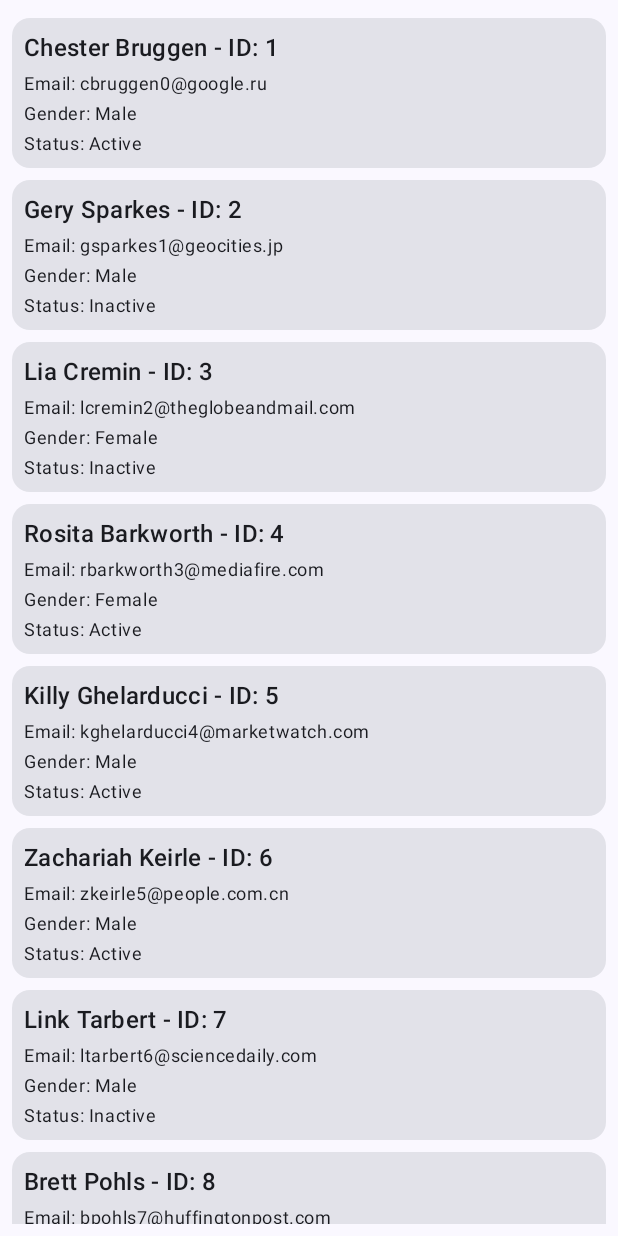
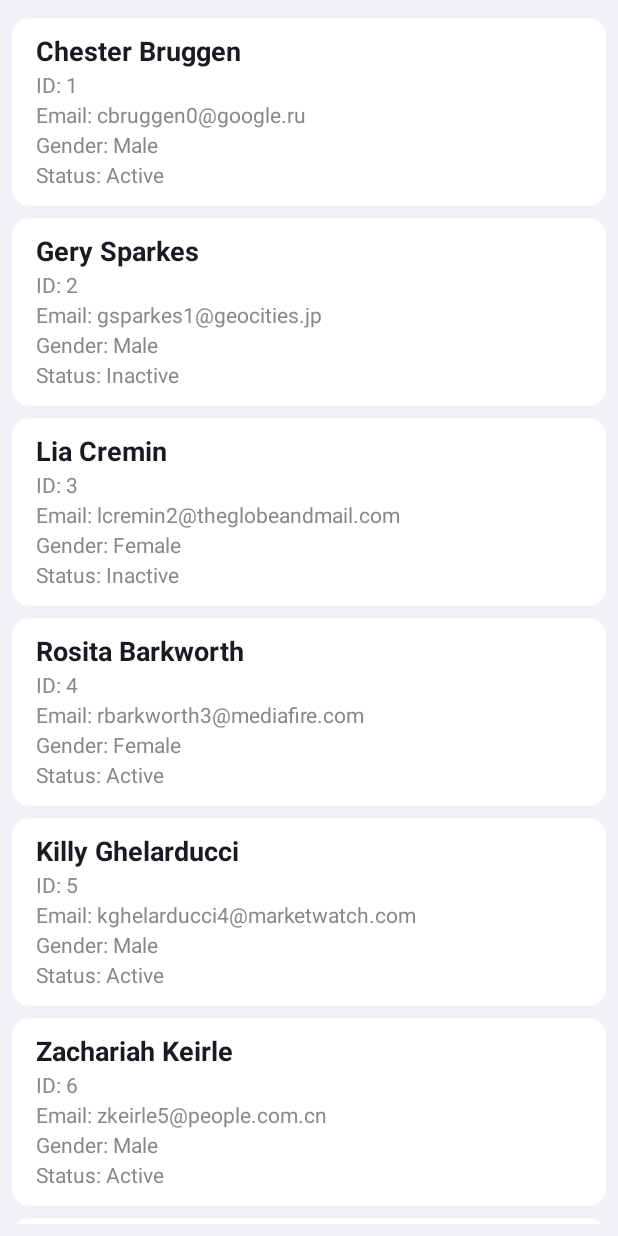
Before and after one commit to kheldiente/thousandusers-android, an Android app built with Jetpack Compose: the screen it shows after launch (HomeActivity), on a phone screen of 412 x 824 dp. Run offline under Robolectric (Android 15) with nearby library versions, the phone set to English and light mode, and no system bars; our stand-ins replace Room's generated code.

Commit message:
Added UI improvements to make it consistent with iOS (at least)

```diff
--- a/app/src/main/java/kheldiente/apps/thousandusers/ui/screen/UserListScreen.kt
+++ b/app/src/main/java/kheldiente/apps/thousandusers/ui/screen/UserListScreen.kt
@@ -1,5 +1,6 @@
 package kheldiente.apps.thousandusers.ui.screen
 
+import androidx.compose.foundation.background
 import androidx.compose.foundation.layout.Box
 import androidx.compose.foundation.layout.Column
 import androidx.compose.foundation.layout.Spacer
@@ -9,8 +10,8 @@ import androidx.compose.foundation.layout.height
 import androidx.compose.foundation.layout.padding
 import androidx.compose.foundation.lazy.LazyColumn
 import androidx.compose.material3.Card
+import androidx.compose.material3.CardDefaults
 import androidx.compose.material3.CircularProgressIndicator
-import androidx.compose.material3.MaterialTheme
 import androidx.compose.material3.Text
 import androidx.compose.runtime.Composable
 import androidx.compose.runtime.LaunchedEffect
@@ -22,6 +23,9 @@ import androidx.compose.ui.unit.dp
 import kheldiente.apps.thousandusers.R
 import kheldiente.apps.thousandusers.ui.screen.data.User
 import kheldiente.apps.thousandusers.ui.screen.viewmodel.UserViewModel
+import kheldiente.apps.thousandusers.ui.theme.Grey
+import kheldiente.apps.thousandusers.ui.theme.Typography
+import kheldiente.apps.thousandusers.ui.theme.White
 
 @Composable
 fun UserListScreen(
@@ -34,7 +38,10 @@ fun UserListScreen(
     val isLoadingMoreUsers = uiState.value.isLoadingMoreUsers
     val hasMoreUsers = uiState.value.hasMoreUsers
 
-    Box(modifier = Modifier.fillMaxSize()) {
+    Box(
+        modifier = Modifier.fillMaxSize()
+            .background(Grey)
+    ) {
         if (isLoading) {
             CircularProgressIndicator(
                 modifier = Modifier.align(Alignment.Center)
@@ -81,30 +88,40 @@ fun UserListItem(user: User) {
         modifier = Modifier
             .fillMaxWidth()
             .padding(vertical = 4.dp),
+        colors = CardDefaults.cardColors(
+            containerColor = White,
+        )
     ) {
         Column(
-            modifier = Modifier.padding(8.dp)
+            modifier = Modifier
+                .fillMaxWidth()
+                .padding(vertical = 12.dp, horizontal = 16.dp)
         ) {
             Text(
-                text = "${user.getFullName()} - ID: ${user.id}",
-                style = MaterialTheme.typography.titleMedium,
+                text = user.getFullName(),
+                style = Typography.titleMedium,
             )
             Spacer(modifier = Modifier.height(4.dp))
             Text(
-                text = "Email: ${user.email}",
-                style = MaterialTheme.typography.bodySmall,
+                text = "${stringResource(R.string.id_label)}: ${user.id}",
+                style = Typography.bodyMedium,
             )
             Spacer(modifier = Modifier.height(4.dp))
             Text(
-                text = "Gender: ${user.gender}",
-                style = MaterialTheme.typography.bodySmall,
+                text = "${stringResource(R.string.email_label)}: ${user.email}",
+                style = Typography.bodyMedium,
+            )
+            Spacer(modifier = Modifier.height(4.dp))
+            Text(
+                text = "${stringResource(R.string.gender_label)}: ${user.gender}",
+                style = Typography.bodyMedium,
             )
             Spacer(modifier = Modifier.height(4.dp))
             Text(
                 text = """
-                    Status: ${if (user.status) stringResource(R.string.active_label) else stringResource(R.string.inactive_label)}
+                    ${stringResource(R.string.status_label)}: ${if (user.status) stringResource(R.string.active_label) else stringResource(R.string.inactive_label)}
                 """.trimIndent(),
-                style = MaterialTheme.typography.bodySmall,
+                style = Typography.bodyMedium,
             )
         }
     }
--- a/app/src/main/java/kheldiente/apps/thousandusers/ui/theme/Color.kt
+++ b/app/src/main/java/kheldiente/apps/thousandusers/ui/theme/Color.kt
@@ -9,3 +9,6 @@ val Pink80 = Color(0xFFEFB8C8)
 val Purple40 = Color(0xFF6650a4)
 val PurpleGrey40 = Color(0xFF625b71)
 val Pink40 = Color(0xFF7D5260)
+
+val White = Color(0xFFFFFFFF)
+val Grey = Color(0xFFF0F0F6)
--- a/app/src/main/java/kheldiente/apps/thousandusers/ui/theme/Theme.kt
+++ b/app/src/main/java/kheldiente/apps/thousandusers/ui/theme/Theme.kt
@@ -45,7 +45,6 @@ fun ThousandUsersTheme(
             val context = LocalContext.current
             if (darkTheme) dynamicDarkColorScheme(context) else dynamicLightColorScheme(context)
         }
-
         darkTheme -> DarkColorScheme
         else -> LightColorScheme
     }
--- a/app/src/main/java/kheldiente/apps/thousandusers/ui/theme/Type.kt
+++ b/app/src/main/java/kheldiente/apps/thousandusers/ui/theme/Type.kt
@@ -1,12 +1,12 @@
 package kheldiente.apps.thousandusers.ui.theme
 
 import androidx.compose.material3.Typography
+import androidx.compose.ui.graphics.Color
 import androidx.compose.ui.text.TextStyle
 import androidx.compose.ui.text.font.FontFamily
 import androidx.compose.ui.text.font.FontWeight
 import androidx.compose.ui.unit.sp
 
-// Set of Material typography styles to start with
 val Typography = Typography(
     bodyLarge = TextStyle(
         fontFamily = FontFamily.Default,
@@ -14,21 +14,34 @@ val Typography = Typography(
         fontSize = 16.sp,
         lineHeight = 24.sp,
         letterSpacing = 0.5.sp
-    )
-    /* Other default text styles to override
+    ),
+    bodyMedium = TextStyle(
+        fontFamily = FontFamily.Default,
+        fontWeight = FontWeight.Normal,
+        fontSize = 14.sp,
+        lineHeight = 20.sp,
+        letterSpacing = 0.sp,
+        color = Color.Gray
+    ),
     titleLarge = TextStyle(
         fontFamily = FontFamily.Default,
-        fontWeight = FontWeight.Normal,
+        fontWeight = FontWeight.Bold,
         fontSize = 22.sp,
         lineHeight = 28.sp,
         letterSpacing = 0.sp
     ),
+    titleMedium = TextStyle(
+        fontFamily = FontFamily.Default,
+        fontWeight = FontWeight.Bold,
+        fontSize = 18.sp,
+        lineHeight = 24.sp,
+        letterSpacing = 0.sp
+    ),
     labelSmall = TextStyle(
         fontFamily = FontFamily.Default,
-        fontWeight = FontWeight.Medium,
+        fontWeight = FontWeight.Normal,
         fontSize = 11.sp,
         lineHeight = 16.sp,
-        letterSpacing = 0.5.sp
+        letterSpacing = 0.5.sp,
     )
-    */
 )
--- a/app/src/main/res/values/strings.xml
+++ b/app/src/main/res/values/strings.xml
@@ -2,4 +2,8 @@
     <string name="app_name">ThousandUsers</string>
     <string name="inactive_label">Inactive</string>
     <string name="active_label">Active</string>
+    <string name="id_label">ID</string>
+    <string name="email_label">Email</string>
+    <string name="gender_label">Gender</string>
+    <string name="status_label">Status</string>
 </resources>
```
